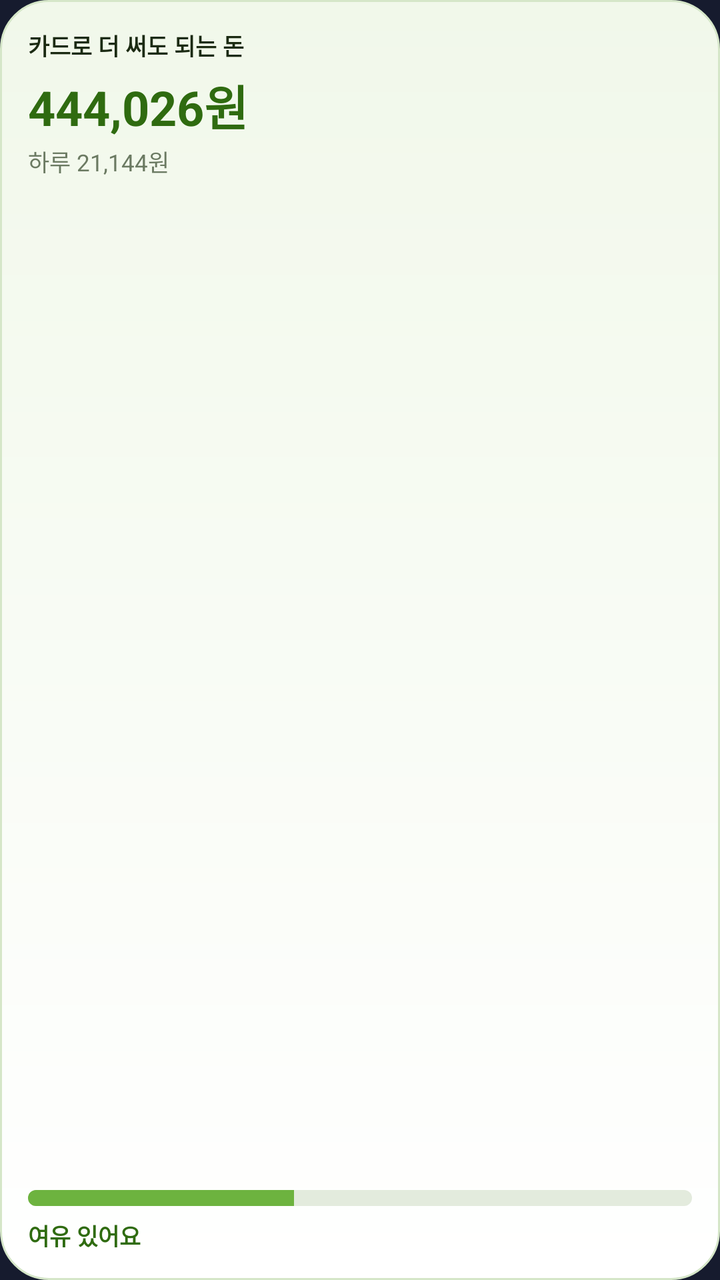
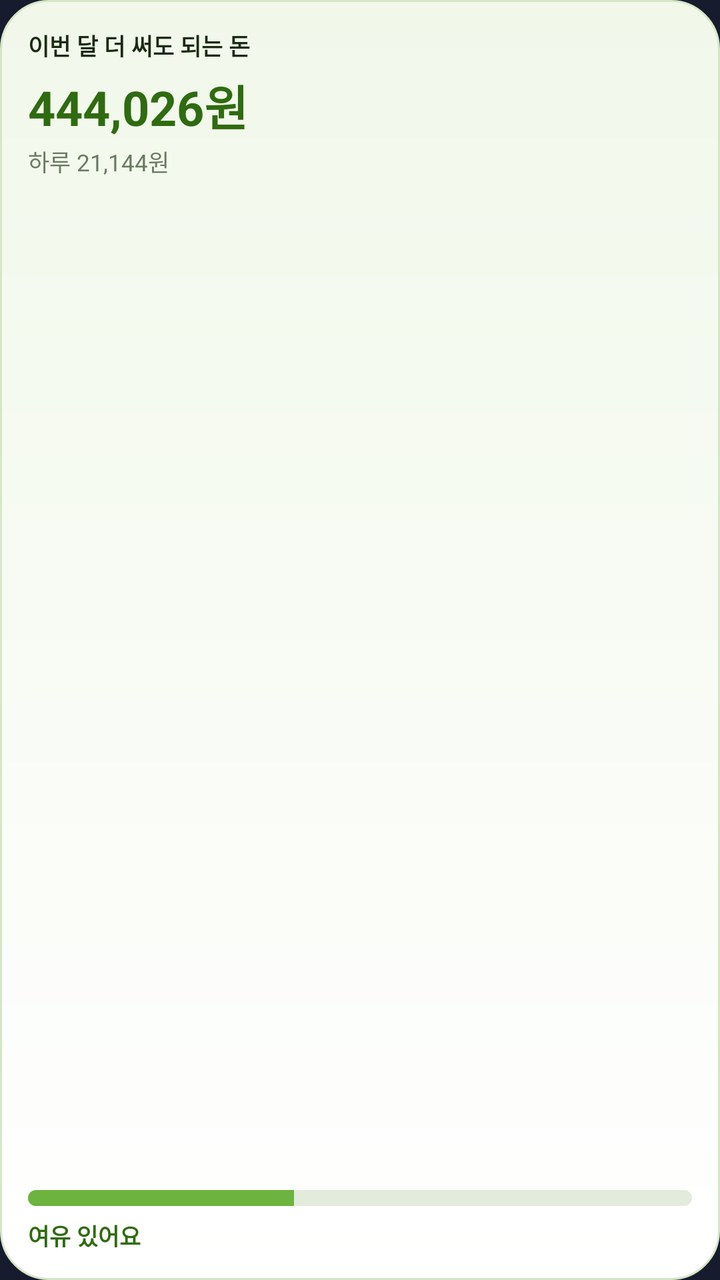

The first picture is an Android layout as it rendered before a commit; the second is the same layout after the commit. The layout source and the unified diff follow.
<!-- AndroidManifest.xml: application theme Theme.Passbook -->
<!-- res/layout/widget_w22.xml -->
<?xml version="1.0" encoding="utf-8"?>
<LinearLayout xmlns:android="http://schemas.android.com/apk/res/android" android:id="@+id/widget_root" android:layout_width="match_parent" android:layout_height="match_parent" android:orientation="vertical" android:background="@drawable/w_card" android:padding="14dp"><TextView android:id="@+id/w_title" android:layout_width="match_parent" android:layout_height="wrap_content" android:includeFontPadding="false" android:maxLines="1" android:ellipsize="end" android:textColor="#1B2A12" android:textSize="11.5sp" android:textStyle="bold" android:text="카드로 더 써도 되는 돈" /><TextView android:id="@+id/w_amount" android:layout_width="match_parent" android:layout_height="wrap_content" android:includeFontPadding="false" android:maxLines="1" android:ellipsize="end" android:textColor="#2F6B10" android:textSize="24sp" android:textStyle="bold" android:layout_marginTop="4dp" android:autoSizeTextType="uniform" android:autoSizeMinTextSize="14sp" android:autoSizeMaxTextSize="24sp" android:text="444,026원" /><TextView android:id="@+id/w_per" android:layout_width="wrap_content" android:layout_height="wrap_content" android:includeFontPadding="false" android:maxLines="1" android:ellipsize="end" android:textColor="#6B7A62" android:textSize="11.5sp" android:layout_marginTop="2dp" android:text="하루 21,144원" /><FrameLayout android:layout_width="match_parent" android:layout_height="0dp" android:layout_weight="1" /><FrameLayout android:layout_width="match_parent" android:layout_height="8dp" android:layout_marginTop="0dp"><ProgressBar android:id="@+id/w_bar_ok" style="@android:style/Widget.ProgressBar.Horizontal" android:layout_width="match_parent" android:layout_height="8dp" android:max="100" android:progress="40" android:progressDrawable="@drawable/w_bar_ok" /><ProgressBar android:id="@+id/w_bar_over" style="@android:style/Widget.ProgressBar.Horizontal" android:layout_width="match_parent" android:layout_height="8dp" android:max="100" android:progress="100" android:visibility="gone" android:progressDrawable="@drawable/w_bar_over" /></FrameLayout><TextView android:id="@+id/w_status" android:layout_width="wrap_content" android:layout_height="wrap_content" android:includeFontPadding="false" android:maxLines="1" android:ellipsize="end" android:textColor="#2F6B10" android:textSize="11.5sp" android:textStyle="bold" android:layout_marginTop="6dp" android:text="여유 있어요" /></LinearLayout>
<!-- resources referenced by this layout -->
<resources>
  <!-- drawable w_bar_ok (drawable) -->
  <?xml version="1.0" encoding="utf-8"?>
  <layer-list xmlns:android="http://schemas.android.com/apk/res/android"><item android:id="@android:id/background"><shape><solid android:color="#E3EBDD" /><corners android:radius="5dp" /></shape></item><item android:id="@android:id/progress"><clip><shape><solid android:color="#6DB33F" /><corners android:radius="5dp" /></shape></clip></item></layer-list>
  <!-- drawable w_bar_over (drawable) -->
  <?xml version="1.0" encoding="utf-8"?>
  <layer-list xmlns:android="http://schemas.android.com/apk/res/android"><item android:id="@android:id/background"><shape><solid android:color="#E3EBDD" /><corners android:radius="5dp" /></shape></item><item android:id="@android:id/progress"><clip><shape><solid android:color="#E5484D" /><corners android:radius="5dp" /></shape></clip></item></layer-list>
  <!-- drawable w_card (drawable) -->
  <?xml version="1.0" encoding="utf-8"?>
  <shape xmlns:android="http://schemas.android.com/apk/res/android" android:shape="rectangle"><gradient android:angle="270" android:startColor="#F1F8EA" android:endColor="#FFFFFF" android:type="linear" /><corners android:radius="24dp" /><stroke android:width="1dp" android:color="#D5E6C8" /></shape>
  <style name="Theme.Passbook" parent="android:Theme.Material.NoActionBar">
          <item name="android:windowBackground">#161B2E</item>
          <item name="android:statusBarColor">#161B2E</item>
          <item name="android:navigationBarColor">#161B2E</item>
      </style>
</resources>

<!-- the commit's change to res/layout/widget_w22.xml (unified diff, before → after) -->
@@ -1,2 +1,2 @@
 <?xml version="1.0" encoding="utf-8"?>
-<LinearLayout xmlns:android="http://schemas.android.com/apk/res/android" android:id="@+id/widget_root" android:layout_width="match_parent" android:layout_height="match_parent" android:orientation="vertical" android:background="@drawable/w_card" android:padding="14dp"><TextView android:id="@+id/w_title" android:layout_width="match_parent" android:layout_height="wrap_content" android:includeFontPadding="false" android:maxLines="1" android:ellipsize="end" android:textColor="#1B2A12" android:textSize="11.5sp" android:textStyle="bold" android:text="카드로 더 써도 되는 돈" /><TextView android:id="@+id/w_amount" android:layout_width="match_parent" android:layout_height="wrap_content" android:includeFontPadding="false" android:maxLines="1" android:ellipsize="end" android:textColor="#2F6B10" android:textSize="24sp" android:textStyle="bold" android:layout_marginTop="4dp" android:autoSizeTextType="uniform" android:autoSizeMinTextSize="14sp" android:autoSizeMaxTextSize="24sp" android:text="444,026원" /><TextView android:id="@+id/w_per" android:layout_width="wrap_content" android:layout_height="wrap_content" android:includeFontPadding="false" android:maxLines="1" android:ellipsize="end" android:textColor="#6B7A62" android:textSize="11.5sp" android:layout_marginTop="2dp" android:text="하루 21,144원" /><FrameLayout android:layout_width="match_parent" android:layout_height="0dp" android:layout_weight="1" /><FrameLayout android:layout_width="match_parent" android:layout_height="8dp" android:layout_marginTop="0dp"><ProgressBar android:id="@+id/w_bar_ok" style="@android:style/Widget.ProgressBar.Horizontal" android:layout_width="match_parent" android:layout_height="8dp" android:max="100" android:progress="40" android:progressDrawable="@drawable/w_bar_ok" /><ProgressBar android:id="@+id/w_bar_over" style="@android:style/Widget.ProgressBar.Horizontal" android:layout_width="match_parent" android:layout_height="8dp" android:max="100" android:progress="100" android:visibility="gone" android:progressDrawable="@drawable/w_bar_over" /></FrameLayout><TextView android:id="@+id/w_status" android:layout_width="wrap_content" android:layout_height="wrap_content" android:includeFontPadding="false" android:maxLines="1" android:ellipsize="end" android:textColor="#2F6B10" android:textSize="11.5sp" android:textStyle="bold" android:layout_marginTop="6dp" android:text="여유 있어요" /></LinearLayout>
+<LinearLayout xmlns:android="http://schemas.android.com/apk/res/android" android:id="@+id/widget_root" android:layout_width="match_parent" android:layout_height="match_parent" android:orientation="vertical" android:background="@drawable/w_card" android:padding="14dp"><TextView android:id="@+id/w_title" android:layout_width="match_parent" android:layout_height="wrap_content" android:includeFontPadding="false" android:maxLines="1" android:ellipsize="end" android:textColor="#1B2A12" android:textSize="11.5sp" android:textStyle="bold" android:text="이번 달 더 써도 되는 돈" /><TextView android:id="@+id/w_amount" android:layout_width="match_parent" android:layout_height="wrap_content" android:includeFontPadding="false" android:maxLines="1" android:ellipsize="end" android:textColor="#2F6B10" android:textSize="24sp" android:textStyle="bold" android:layout_marginTop="4dp" android:autoSizeTextType="uniform" android:autoSizeMinTextSize="14sp" android:autoSizeMaxTextSize="24sp" android:text="444,026원" /><TextView android:id="@+id/w_per" android:layout_width="wrap_content" android:layout_height="wrap_content" android:includeFontPadding="false" android:maxLines="1" android:ellipsize="end" android:textColor="#6B7A62" android:textSize="11.5sp" android:layout_marginTop="2dp" android:text="하루 21,144원" /><FrameLayout android:layout_width="match_parent" android:layout_height="0dp" android:layout_weight="1" /><FrameLayout android:layout_width="match_parent" android:layout_height="8dp" android:layout_marginTop="0dp"><ProgressBar android:id="@+id/w_bar_ok" style="@android:style/Widget.ProgressBar.Horizontal" android:layout_width="match_parent" android:layout_height="8dp" android:max="100" android:progress="40" android:progressDrawable="@drawable/w_bar_ok" /><ProgressBar android:id="@+id/w_bar_over" style="@android:style/Widget.ProgressBar.Horizontal" android:layout_width="match_parent" android:layout_height="8dp" android:max="100" android:progress="100" android:visibility="gone" android:progressDrawable="@drawable/w_bar_over" /></FrameLayout><TextView android:id="@+id/w_status" android:layout_width="wrap_content" android:layout_height="wrap_content" android:includeFontPadding="false" android:maxLines="1" android:ellipsize="end" android:textColor="#2F6B10" android:textSize="11.5sp" android:textStyle="bold" android:layout_marginTop="6dp" android:text="여유 있어요" /></LinearLayout>
